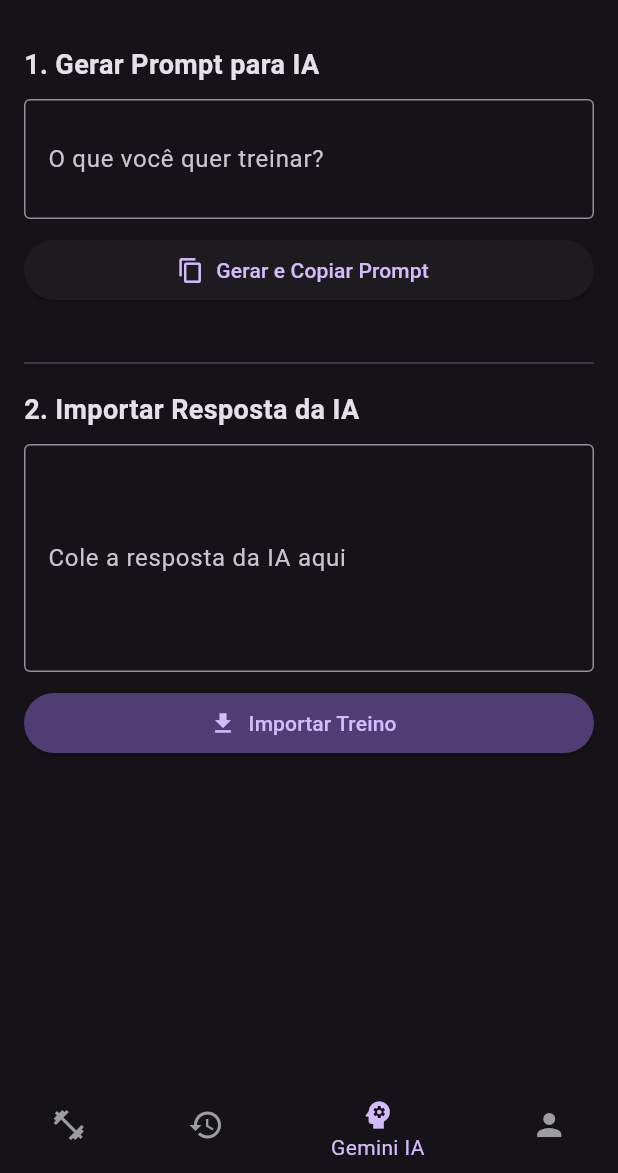
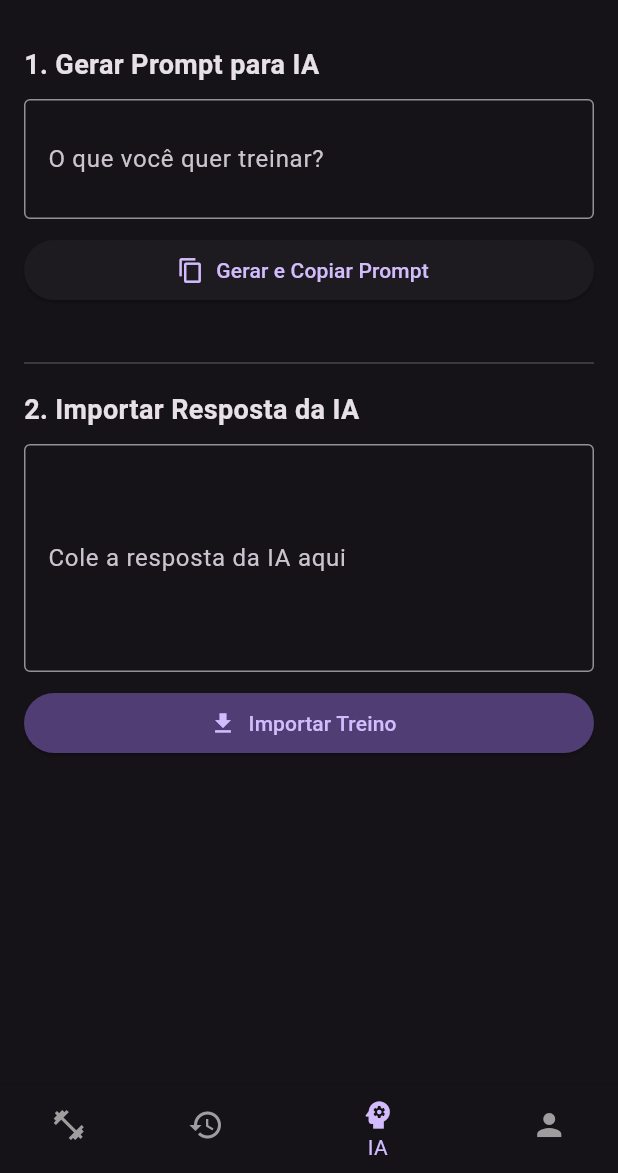
Before and after one commit to vitoralcantara/app-treino-ia, a Flutter app: the screen it shows after launch, item 3 of the bottom bar chosen, on a phone screen of 412 x 824 dp, the part 63-1236 px from its top. Run offline on Flutter 3.47's test engine with Material 3 defaults, Android fonts, the phone set to English and light mode, and no system bars; our stand-ins replace flutter_riverpod, shared_preferences, sqflite; accounts and stored records are empty.

Commit message:
UI: Rename 'Gemini IA' tab to 'IA'

```diff
--- a/lib/screens/home_screen.dart
+++ b/lib/screens/home_screen.dart
@@ -51,7 +51,7 @@ class _HomeScreenState extends ConsumerState<HomeScreen> {
           ),
           BottomNavigationBarItem(
             icon: Icon(Icons.psychology),
-            label: 'Gemini IA',
+            label: 'IA',
           ),
           BottomNavigationBarItem(
             icon: Icon(Icons.person),
```
